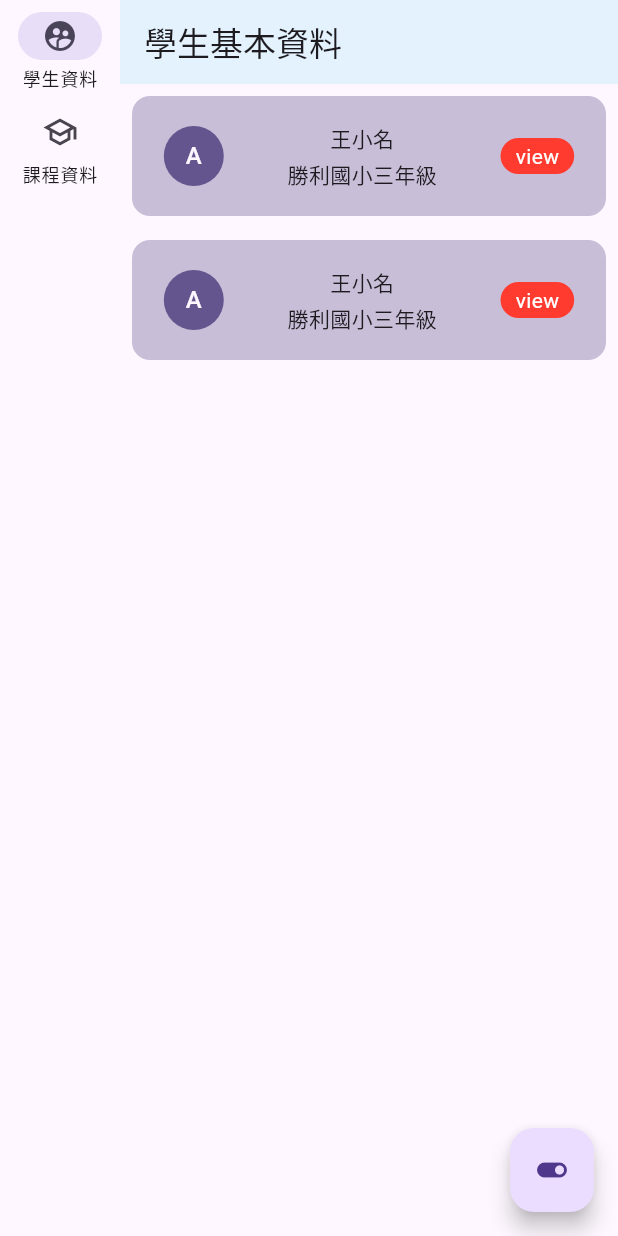
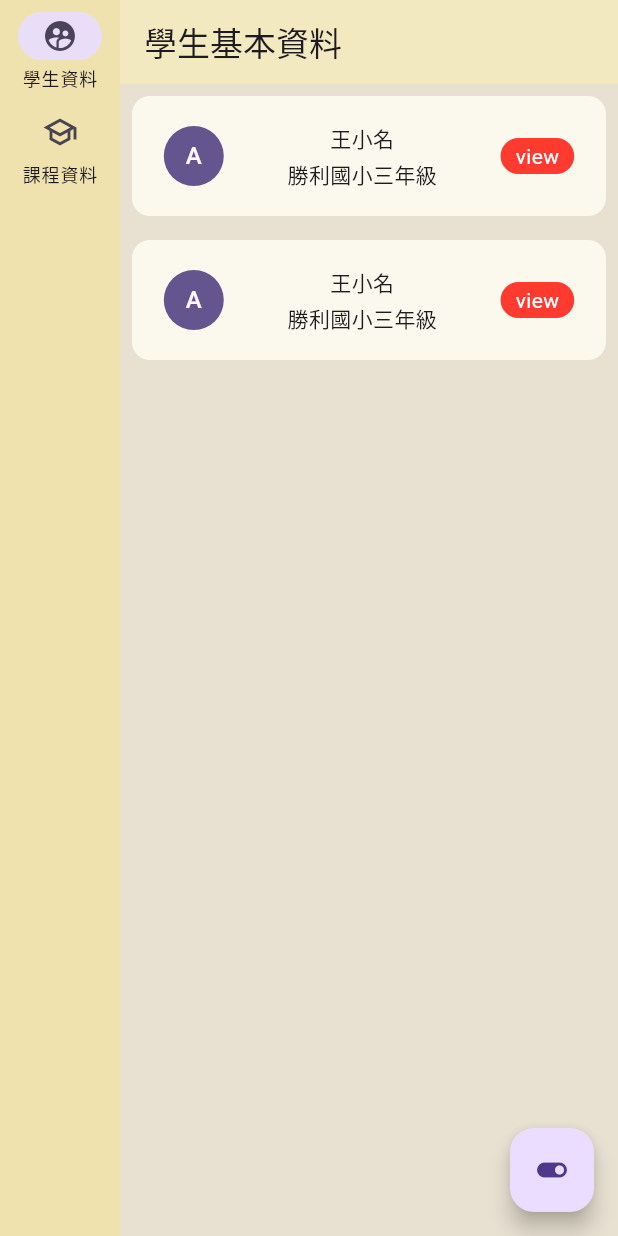
Before and after one commit to e2755699/yellow_ribbon_studying_system, a Flutter app: the screen it shows after launch, on a phone screen of 412 x 824 dp. Run offline on Flutter 3.47's test engine with Material 3 defaults, Android fonts, the phone set to English and light mode, and no system bars; our stand-ins replace bloc, flutter_bloc, gap; missing offline and left inert: widgetbook, widgetbook_annotation.

Commit message:
color for theme

```diff
--- a/lib/page/main_screen.dart
+++ b/lib/page/main_screen.dart
@@ -31,8 +31,9 @@ class MainScreen extends StatelessWidget {
     );
   }
 
-  NavigationRail _nav(BuildContext context, YrNavState state) {
+  Widget _nav(BuildContext context, YrNavState state) {
     return NavigationRail(
+        backgroundColor: Color(0xFFEFE2AF),
       destinations: [
         _buildStudentInfoNavBtn(context),
         _buildClassInfoNavBtn(context)
@@ -45,7 +46,7 @@ class MainScreen extends StatelessWidget {
   Widget _content(BuildContext context) {
     return Scaffold(
       appBar: AppBar(
-        backgroundColor: Theme.of(context).secondaryHeaderColor,
+        backgroundColor: Color(0xFFF3E9C0),
         title: const Text("學生基本資料"),
       ),
       body: const StudentInfoList(),
@@ -72,7 +73,7 @@ class MainScreen extends StatelessWidget {
               context, const Icon(Icons.supervised_user_circle), 0),
           label: const Text("學生資料"));
 
-  InkWell _buildNavIcon(BuildContext context, Icon icon, int index) {
+  Widget _buildNavIcon(BuildContext context, Icon icon, int index) {
     return InkWell(
       child: icon,
       onTap: () {
--- a/lib/page/student_info/student_info_list.dart
+++ b/lib/page/student_info/student_info_list.dart
@@ -8,13 +8,16 @@ class StudentInfoList extends StatelessWidget {
 
   @override
   Widget build(BuildContext context) {
-    return Column(
+    return Container(
+      color: Color(0xFFE8E0D1),
+      child: Column(
         mainAxisAlignment: MainAxisAlignment.start,
         crossAxisAlignment: CrossAxisAlignment.stretch,
         children: [
           StudentInfoCard(),
           StudentInfoCard(),
         ],
+      ),
     );
   }
 }
--- a/packages/ui_component/lib/src/component/student_info_card.dart
+++ b/packages/ui_component/lib/src/component/student_info_card.dart
@@ -13,7 +13,7 @@ class StudentInfoCard extends StatelessWidget {
         height: 80,
         clipBehavior: Clip.antiAlias,
         decoration: ShapeDecoration(
-          color: Color(0x5965558F),
+          color: Color(0xFFFBF9ED),
           shape: RoundedRectangleBorder(
             borderRadius: BorderRadius.circular(12),
           ),
```
Lines whose indentation alone changed are shown as unchanged.
